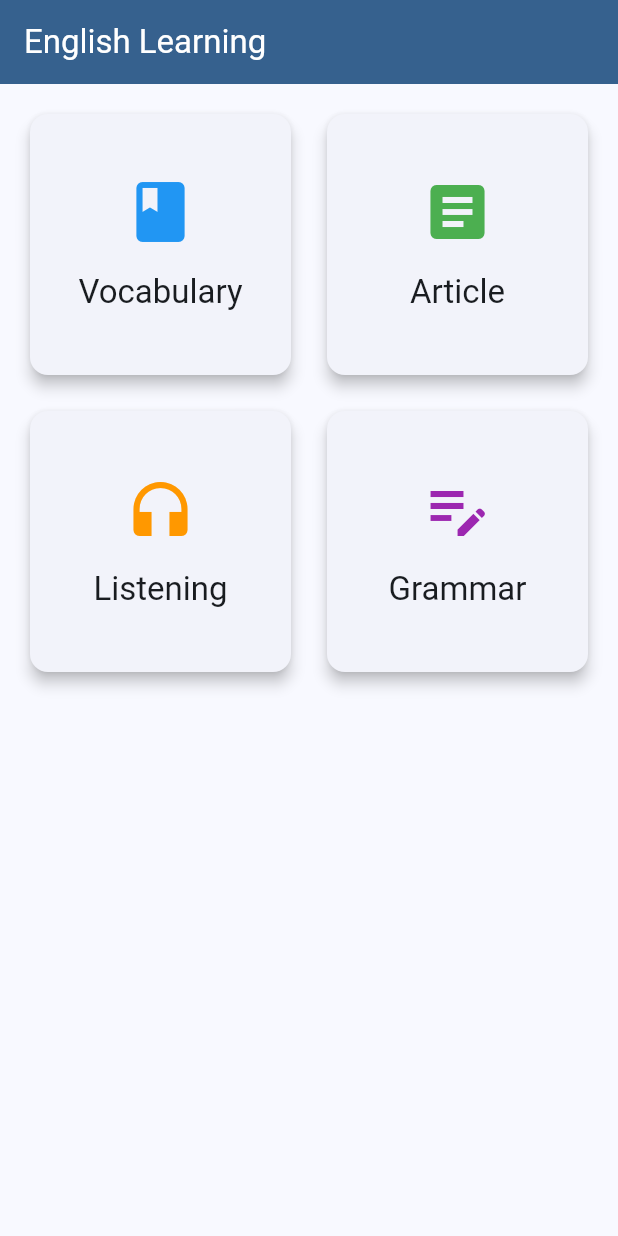
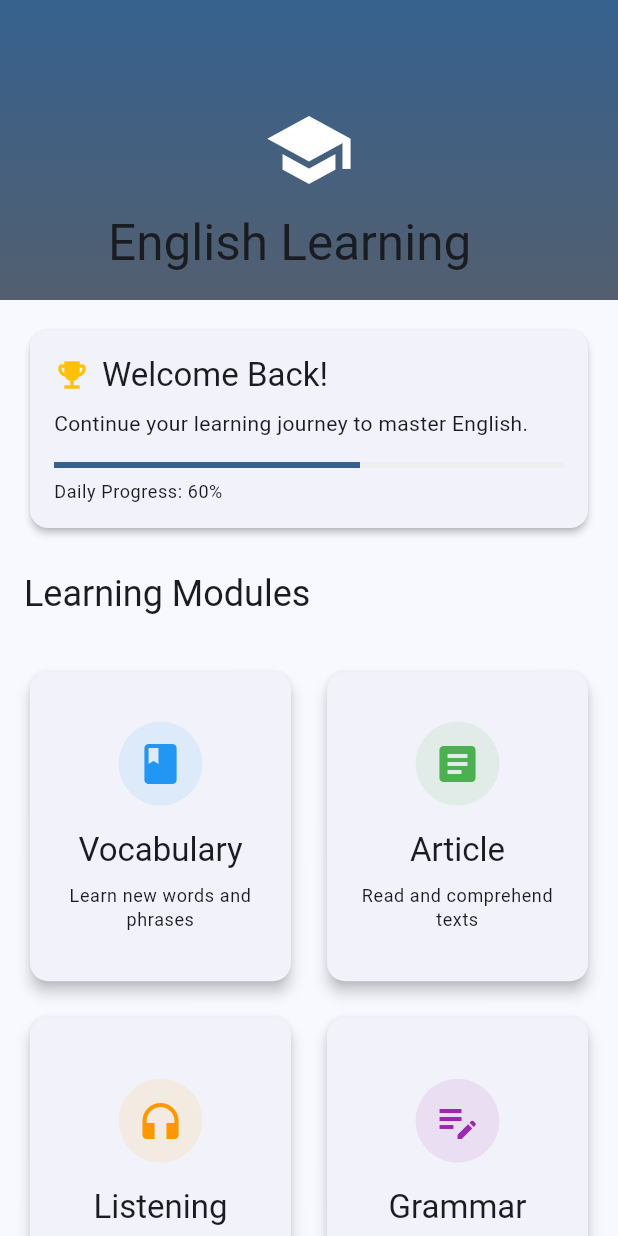
Before and after one commit to wl-chase-1/english_learning_app, a Flutter app: the screen it shows after launch, on a phone screen of 412 x 824 dp. Run offline on Flutter 3.47's test engine with Material 3 defaults, Android fonts, the phone set to English and light mode, and no system bars.

Commit message:
feat: enhance home page layout with custom scroll view and welcome section

```diff
--- a/lib/main.dart
+++ b/lib/main.dart
@@ -30,76 +30,115 @@ class HomePage extends StatelessWidget {
   @override
   Widget build(BuildContext context) {
     return Scaffold(
-      appBar: AppBar(
+      body: CustomScrollView(
+        slivers: [
+          SliverAppBar(
+            expandedHeight: 200.0,
+            floating: false,
+            pinned: true,
+            flexibleSpace: FlexibleSpaceBar(
               title: const Text('English Learning'),
-        backgroundColor: Theme.of(context).colorScheme.primary,
-        foregroundColor: Colors.white,
+              background: Container(
+                decoration: BoxDecoration(
+                  gradient: LinearGradient(
+                    begin: Alignment.topCenter,
+                    end: Alignment.bottomCenter,
+                    colors: [
+                      Theme.of(context).colorScheme.primary,
+                      Theme.of(context).colorScheme.secondary,
+                    ],
                   ),
-      body: Padding(
+                ),
+                child: const Center(
+                  child: Column(
+                    mainAxisAlignment: MainAxisAlignment.center,
+                    children: [
+                      Icon(
+                        Icons.school,
+                        size: 60,
+                        color: Colors.white,
+                      ),
+                    ],
+                  ),
+                ),
+              ),
+            ),
+          ),
+          SliverToBoxAdapter(
+            child: Padding(
               padding: const EdgeInsets.all(16.0),
-        child: GridView.count(
+              child: Column(
+                crossAxisAlignment: CrossAxisAlignment.start,
+                children: [
+                  const WelcomeSection(),
+                  const SizedBox(height: 24),
+                  Text(
+                    'Learning Modules',
+                    style: Theme.of(context).textTheme.headlineSmall,
+                  ),
+                  const SizedBox(height: 16),
+                ],
+              ),
+            ),
+          ),
+          SliverPadding(
+            padding: const EdgeInsets.symmetric(horizontal: 16.0),
+            sliver: SliverGrid(
+              gridDelegate: const SliverGridDelegateWithFixedCrossAxisCount(
                 crossAxisCount: 2,
                 mainAxisSpacing: 16.0,
                 crossAxisSpacing: 16.0,
-          children: [
+                childAspectRatio: 0.85,
+              ),
+              delegate: SliverChildListDelegate([
                 _buildFeatureCard(
                   context,
                   icon: Icons.book,
                   title: 'Vocabulary',
+                  description: 'Learn new words and phrases',
                   color: Colors.blue,
-              onTap: () {
-                Navigator.push(
+                  onTap: () => Navigator.push(
                     context,
-                  MaterialPageRoute(
-                    builder: (context) => const VocabularyPage(),
+                    MaterialPageRoute(builder: (context) => const VocabularyPage()),
                   ),
-                );
-              },
                 ),
                 _buildFeatureCard(
                   context,
                   icon: Icons.article,
                   title: 'Article',
+                  description: 'Read and comprehend texts',
                   color: Colors.green,
-              onTap: () {
-                Navigator.push(
+                  onTap: () => Navigator.push(
                     context,
-                  MaterialPageRoute(
-                    builder: (context) => const ArticlePage(),
+                    MaterialPageRoute(builder: (context) => const ArticlePage()),
                   ),
-                );
-              },
                 ),
                 _buildFeatureCard(
                   context,
                   icon: Icons.headphones,
                   title: 'Listening',
+                  description: 'Improve listening skills',
                   color: Colors.orange,
-              onTap: () {
-                Navigator.push(
+                  onTap: () => Navigator.push(
                     context,
-                  MaterialPageRoute(
-                    builder: (context) => const ListeningPage(),
+                    MaterialPageRoute(builder: (context) => const ListeningPage()),
                   ),
-                );
-              },
                 ),
                 _buildFeatureCard(
                   context,
                   icon: Icons.edit_note,
                   title: 'Grammar',
+                  description: 'Master English grammar',
                   color: Colors.purple,
-              onTap: () {
-                Navigator.push(
+                  onTap: () => Navigator.push(
                     context,
-                  MaterialPageRoute(
-                    builder: (context) => const GrammarPage(),
+                    MaterialPageRoute(builder: (context) => const GrammarPage()),
                   ),
-                );
-              },
+                ),
+              ]),
+            ),
           ),
         ],
-        ),
       ),
     );
   }
@@ -108,6 +147,7 @@ class HomePage extends StatelessWidget {
     BuildContext context, {
     required IconData icon,
     required String title,
+    required String description,
     required Color color,
     required VoidCallback onTap,
   }) {
@@ -115,18 +155,82 @@ class HomePage extends StatelessWidget {
       elevation: 4,
       child: InkWell(
         onTap: onTap,
+        borderRadius: BorderRadius.circular(8),
+        child: Container(
+          padding: const EdgeInsets.all(16),
           child: Column(
             mainAxisAlignment: MainAxisAlignment.center,
             children: [
-            Icon(
+              Container(
+                padding: const EdgeInsets.all(12),
+                decoration: BoxDecoration(
+                  color: color.withOpacity(0.1),
+                  shape: BoxShape.circle,
+                ),
+                child: Icon(
                   icon,
-              size: 48,
+                  size: 32,
                   color: color,
+                ),
               ),
               const SizedBox(height: 16),
               Text(
                 title,
                 style: Theme.of(context).textTheme.titleLarge,
+              ),
+              const SizedBox(height: 8),
+              Text(
+                description,
+                style: Theme.of(context).textTheme.bodySmall,
+                textAlign: TextAlign.center,
+              ),
+            ],
+          ),
+        ),
+      ),
+    );
+  }
+}
+
+class WelcomeSection extends StatelessWidget {
+  const WelcomeSection({Key? key}) : super(key: key);
+
+  @override
+  Widget build(BuildContext context) {
+    return Card(
+      elevation: 2,
+      child: Padding(
+        padding: const EdgeInsets.all(16.0),
+        child: Column(
+          crossAxisAlignment: CrossAxisAlignment.start,
+          children: [
+            Row(
+              children: [
+                const Icon(Icons.emoji_events, color: Colors.amber),
+                const SizedBox(width: 8),
+                Text(
+                  'Welcome Back!',
+                  style: Theme.of(context).textTheme.titleLarge,
+                ),
+              ],
+            ),
+            const SizedBox(height: 8),
+            const Text(
+              'Continue your learning journey to master English.',
+              style: TextStyle(fontSize: 14),
+            ),
+            const SizedBox(height: 16),
+            LinearProgressIndicator(
+              value: 0.6,
+              backgroundColor: Colors.grey[200],
+              valueColor: AlwaysStoppedAnimation<Color>(
+                Theme.of(context).colorScheme.primary,
+              ),
+            ),
+            const SizedBox(height: 8),
+            Text(
+              'Daily Progress: 60%',
+              style: Theme.of(context).textTheme.bodySmall,
             ),
           ],
         ),
```
Lines whose indentation alone changed are shown as unchanged.
